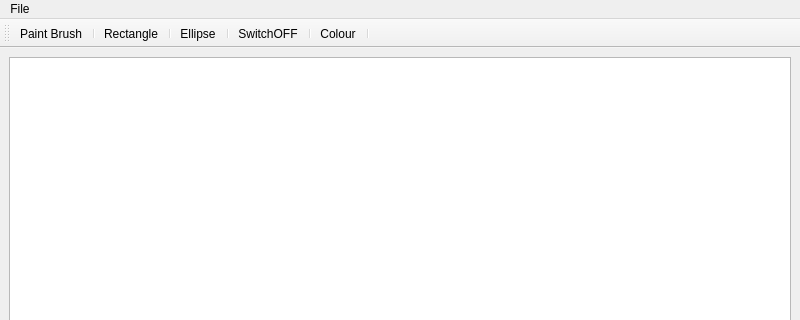
Old version of the form paint.ui in the repository KirillBy/QT_Paint; both pictures show x 0 to 800 and y 0 to 320 of the 800 by 600 pixel window.
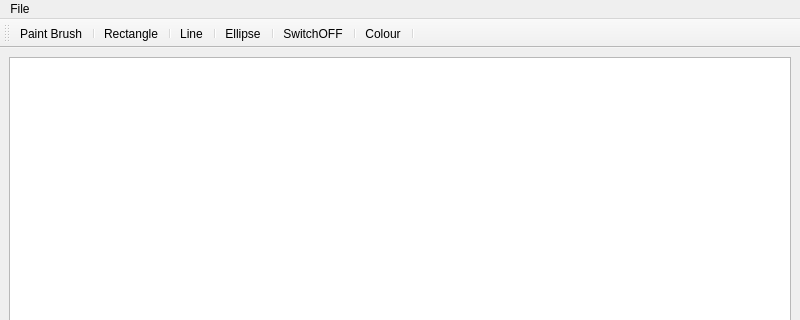
New version of the form. Icons and pictures are not drawn.

The edit to the form file:
```diff
--- a/paint.ui
+++ b/paint.ui
@@ -53,6 +53,8 @@
    <addaction name="separator"/>
    <addaction name="actionRectangle"/>
    <addaction name="separator"/>
+   <addaction name="actionLine"/>
+   <addaction name="separator"/>
    <addaction name="actionEllipse"/>
    <addaction name="separator"/>
    <addaction name="actionSwitchOFF"/>
@@ -118,6 +120,15 @@
     <string>Ellipse</string>
    </property>
   </action>
+  <action name="actionLine">
+   <property name="icon">
+    <iconset resource="resources.qrc">
+     <normaloff>:/resourses/line.png</normaloff>:/resourses/line.png</iconset>
+   </property>
+   <property name="text">
+    <string>Line</string>
+   </property>
+  </action>
  </widget>
  <resources>
   <include location="resources.qrc"/>
```
